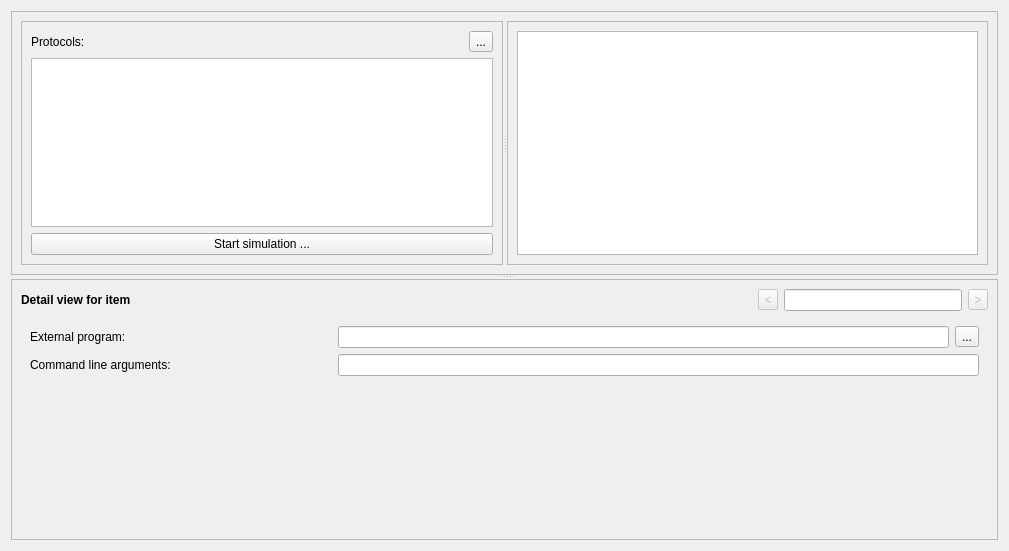
The window that ui/simulator.ui (jopohl/urh) describes before a commit, drawn with Qt 5.
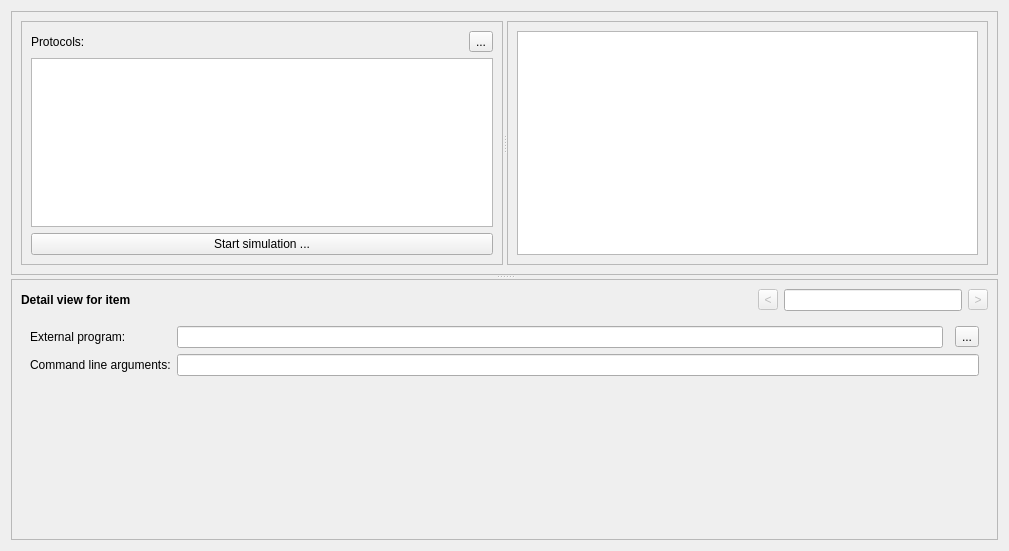
The same window after the commit. The open tabs and pages were chosen to show the change. Icons and pictures are not drawn. Custom widgets are drawn as their Qt base class.

Commit message: add backend for external program action

The edit to the form file:
```diff
--- a/ui/simulator.ui
+++ b/ui/simulator.ui
@@ -313,16 +313,13 @@
          </widget>
          <widget class="QWidget" name="page_ext_prog_action">
           <layout class="QGridLayout" name="gridLayout_5">
-           <item row="2" column="0">
+           <item row="3" column="0">
             <widget class="QLabel" name="label_4">
              <property name="text">
               <string>Command line arguments:</string>
              </property>
             </widget>
            </item>
-           <item row="2" column="1" colspan="3">
-            <widget class="QLineEdit" name="lineEdit_2"/>
-           </item>
            <item row="1" column="0">
             <widget class="QLabel" name="label_3">
              <property name="text">
@@ -330,14 +327,7 @@
              </property>
             </widget>
            </item>
-           <item row="1" column="3">
-            <widget class="QToolButton" name="toolButton_2">
-             <property name="text">
-              <string>...</string>
-             </property>
-            </widget>
-           </item>
-           <item row="3" column="0">
+           <item row="4" column="0">
             <spacer name="verticalSpacer_2">
              <property name="orientation">
               <enum>Qt::Vertical</enum>
@@ -350,8 +340,22 @@
              </property>
             </spacer>
            </item>
-           <item row="1" column="1" colspan="2">
-            <widget class="QLineEdit" name="lineEdit"/>
+           <item row="1" column="1">
+            <widget class="QLineEdit" name="extProgramLineEdit">
+             <property name="readOnly">
+              <bool>true</bool>
+             </property>
+            </widget>
+           </item>
+           <item row="3" column="1" colspan="4">
+            <widget class="QLineEdit" name="cmdLineArgsLineEdit"/>
+           </item>
+           <item row="1" column="3" colspan="2">
+            <widget class="QToolButton" name="btnChooseExtProg">
+             <property name="text">
+              <string>...</string>
+             </property>
+            </widget>
            </item>
           </layout>
          </widget>
```
Left out of the diff: 68 changed lines with no effect on the pictures. The commit also changes 3 other files.
